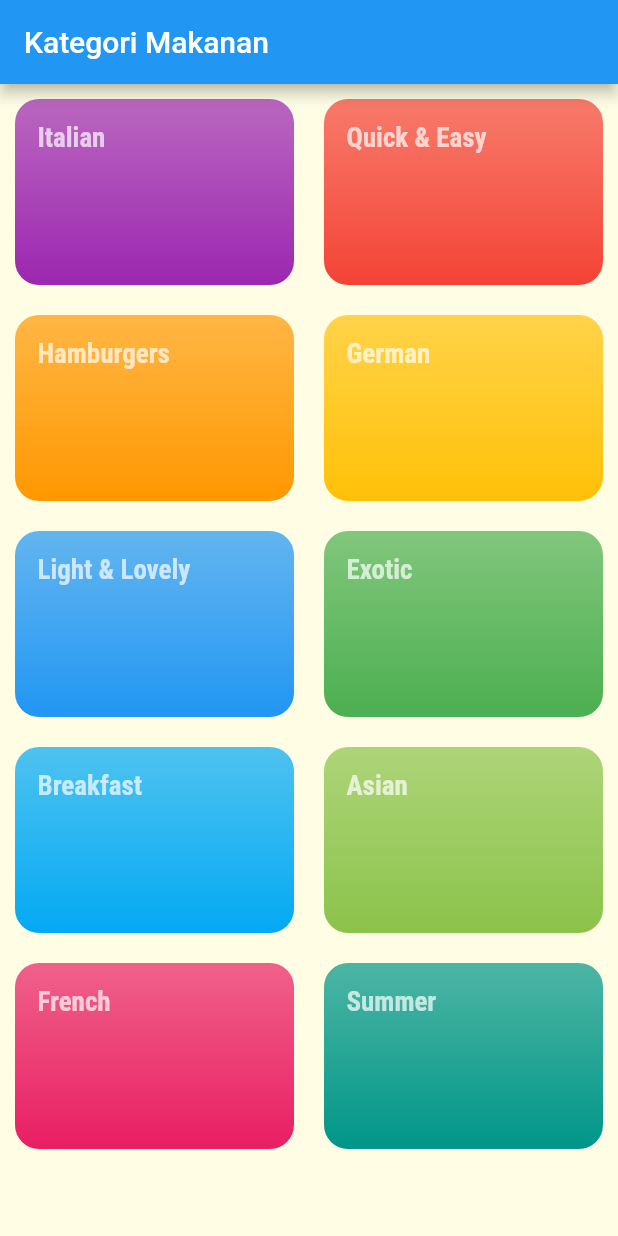
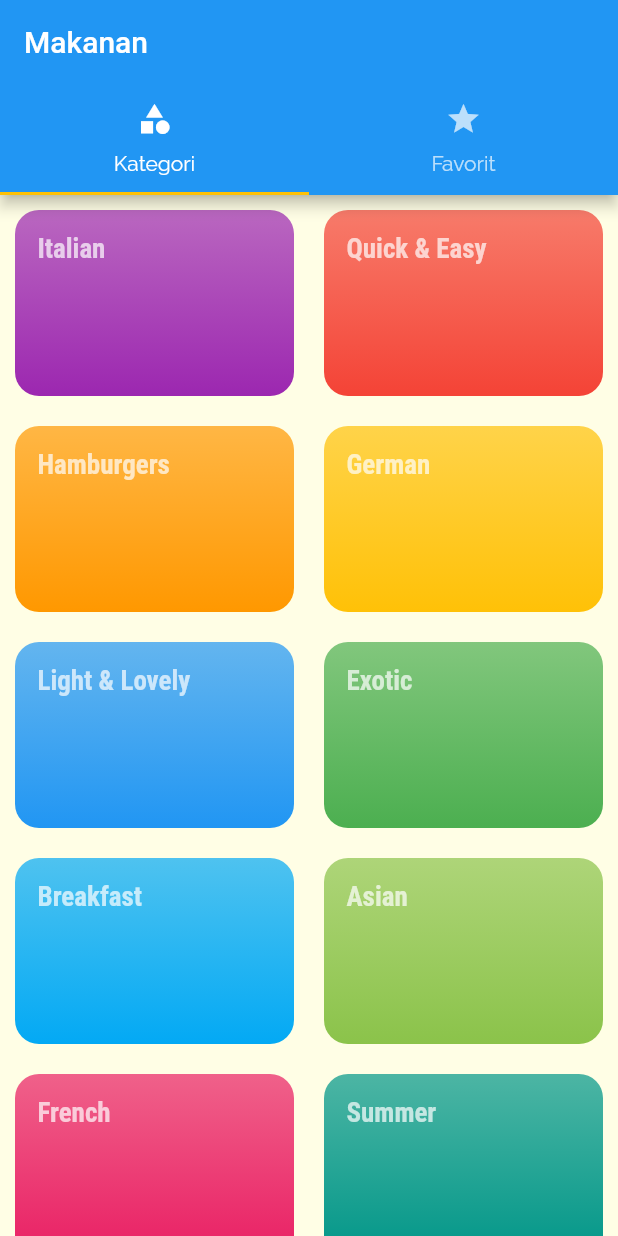
Before and after one commit to saldisucipto/flutter_great, a Flutter app: the screen it shows after launch, on a phone screen of 412 x 824 dp. Run offline on Flutter 3.47's test engine with Material 2 defaults, Android fonts, the phone set to English and light mode, and no system bars.

Commit message:
Adding a TabBar to the Appbar

```diff
--- a/lib/main.dart
+++ b/lib/main.dart
@@ -1,7 +1,7 @@
 import 'package:flutter/material.dart';
 import 'package:flutudemy/pages/category_meals_pages.dart';
-import 'package:flutudemy/pages/category_pages.dart';
 import 'package:flutudemy/pages/meal_details_screen.dart';
+import 'package:flutudemy/pages/tab_screen.dart';
 
 void main(List<String> args) {
   // main function
@@ -40,7 +40,7 @@ class MyApp extends StatelessWidget {
       initialRoute: '/',
       routes: {
         // mengatur index route
-        '/': (context) => const KategoriScreen(),
+        '/': (context) => const TabScreen(),
         // membuat named routes
         CategoryMealsScreen.routeName: (context) => const CategoryMealsScreen(),
         MealDetaialsScreen.routeName: (context) => const MealDetaialsScreen(),
--- a/lib/pages/category_pages.dart
+++ b/lib/pages/category_pages.dart
@@ -8,9 +8,6 @@ class KategoriScreen extends StatelessWidget {
   @override
   Widget build(BuildContext context) {
     return Scaffold(
-      appBar: AppBar(
-        title: const Text("Kategori Makanan"),
-      ),
       body: GridView(
         padding: const EdgeInsets.all(10),
         gridDelegate: const SliverGridDelegateWithMaxCrossAxisExtent(
--- /dev/null
+++ b/lib/pages/fav_screen.dart
@@ -0,0 +1,14 @@
+import 'package:flutter/material.dart';
+
+class FavoriteScreen extends StatelessWidget {
+  const FavoriteScreen({Key? key}) : super(key: key);
+
+  @override
+  Widget build(BuildContext context) {
+    return const Scaffold(
+      body: Center(
+        child: Text("Fav Svreen"),
+      ),
+    );
+  }
+}
--- /dev/null
+++ b/lib/pages/tab_screen.dart
@@ -0,0 +1,42 @@
+import 'package:flutter/material.dart';
+import 'package:flutudemy/pages/category_meals_pages.dart';
+import 'package:flutudemy/pages/category_pages.dart';
+import 'package:flutudemy/pages/fav_screen.dart';
+
+class TabScreen extends StatefulWidget {
+  const TabScreen({Key? key}) : super(key: key);
+
+  @override
+  State<TabScreen> createState() => _TabScreenState();
+}
+
+class _TabScreenState extends State<TabScreen> {
+  @override
+  Widget build(BuildContext context) {
+    return DefaultTabController(
+      length: 2,
+      // initialIndex: 0,
+      child: Scaffold(
+        appBar: AppBar(
+          title: const Text("Makanan"),
+          bottom: const TabBar(
+            tabs: [
+              Tab(
+                icon: Icon(Icons.category),
+                text: "Kategori",
+              ),
+              Tab(
+                icon: Icon(Icons.star),
+                text: "Favorit",
+              )
+            ],
+          ),
+        ),
+        body: const TabBarView(children: [
+          KategoriScreen(),
+          FavoriteScreen(),
+        ]),
+      ),
+    );
+  }
+}
```
